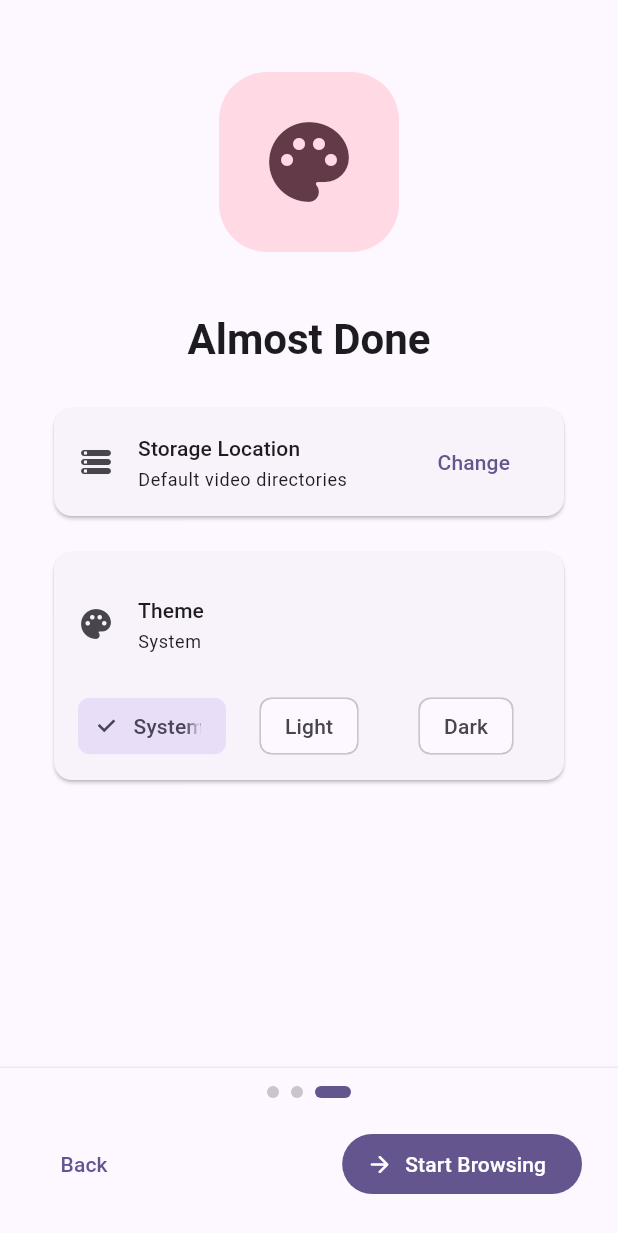
After one commit to userio12/pixelvibe, a Flutter app: the screen it shows after launch, swiped to page 3, on a phone screen of 412 x 824 dp. The commit adds this screen. Shown: the top 1233 px of the screen. Run offline on Flutter 3.47's test engine with Material 3 defaults, Android fonts, the phone set to English and light mode, and no system bars; our stand-ins replace app_links, drift, drift_flutter, file_picker, flutter_riverpod, flutter_secure_storage and 3 more; missing offline and left inert: media_kit, media_kit_video; accounts and stored records are empty; generated files the repository leaves out were written again; network calls fail.

Commit message:
Phases A-E: Fix scanning, auto-scan, silent catches, onboarding, stub cleanup
- Phase A: Fix MediaScanner.kt to return real file paths (add DATA column)
- Phase B: Auto-scan on app start after permission grant
- Phase C: Fix 5 silent catch (_) {} blocks with Logger.warning
- Phase D: Onboarding flow (Welcome -> Permission -> Finish Setup)
- Phase E: Wire empty chapter/aspect-ratio/zoom sheets, fix screenshot path

```diff
--- a/lib/core/router/app_router.dart
+++ b/lib/core/router/app_router.dart
@@ -2,8 +2,10 @@ import 'package:flutter/material.dart';
 import 'package:go_router/go_router.dart';
 import '../../presentation/network_browser/network_browser_screen.dart';
 import '../../presentation/network_browser/connection_form_screen.dart';
+import '../../presentation/onboarding/onboarding_screen.dart';
 import '../../presentation/playlist/playlist_detail_screen.dart';
 import '../../presentation/about/about_screen.dart';
+import '../../services/preferences_service.dart';
 import 'routes.dart';
 
 class AppRouter {
@@ -12,15 +14,35 @@ class AppRouter {
   final _shellNavigatorKey = GlobalKey<NavigatorState>();
 
   AppRouter({
+    required PreferencesService preferencesService,
     required Widget browseScreen,
     required Widget playlistsScreen,
     required Widget settingsScreen,
     required Widget Function(String filePath) playerScreenBuilder,
   }) {
+    final onboardingComplete = preferencesService.isOnboardingComplete();
     router = GoRouter(
       navigatorKey: _rootNavigatorKey,
-      initialLocation: Routes.browse,
+      initialLocation: onboardingComplete ? Routes.browse : Routes.onboarding,
+      redirect: (context, state) {
+        final onOnboarding = state.matchedLocation == Routes.onboarding;
+        final done = preferencesService.isOnboardingComplete();
+        if (!done && !onOnboarding) return Routes.onboarding;
+        if (done && onOnboarding) return Routes.browse;
+        return null;
+      },
       routes: [
+        GoRoute(
+          path: Routes.onboarding,
+          parentNavigatorKey: _rootNavigatorKey,
+          pageBuilder: (_, _) => CustomTransitionPage(
+            key: ValueKey(Routes.onboarding),
+            child: const OnboardingScreen(),
+            transitionsBuilder: (context, animation, secondaryAnimation, child) {
+              return FadeTransition(opacity: animation, child: child);
+            },
+          ),
+        ),
         ShellRoute(
           navigatorKey: _shellNavigatorKey,
           builder: (context, state, child) => ScaffoldWithNav(child: child),
--- a/lib/core/router/routes.dart
+++ b/lib/core/router/routes.dart
@@ -1,4 +1,5 @@
 abstract class Routes {
+  static const onboarding = '/onboarding';
   static const browse = '/browse';
   static const playlists = '/playlists';
   static const settings = '/settings';
--- a/lib/data/database/entities/video_metadata_entity.dart
+++ b/lib/data/database/entities/video_metadata_entity.dart
@@ -3,6 +3,7 @@ import 'package:drift/drift.dart';
 class VideoMetadata extends Table {
   IntColumn get id => integer().autoIncrement()();
   TextColumn get filePath => text().unique()();
+  TextColumn get contentUri => text().nullable()();
   TextColumn get title => text().nullable()();
   IntColumn get durationMs => integer().nullable()();
   IntColumn get width => integer().nullable()();
--- a/lib/domain/models/media_file.dart
+++ b/lib/domain/models/media_file.dart
@@ -9,6 +9,7 @@ class MediaFile {
   final String? thumbnailPath;
   final DateTime? lastModified;
   final bool watched;
+  final String? contentUri;
 
   const MediaFile({
     required this.path,
@@ -21,6 +22,7 @@ class MediaFile {
     this.thumbnailPath,
     this.lastModified,
     this.watched = false,
+    this.contentUri,
   });
 
   String get directory {
--- /dev/null
+++ b/lib/presentation/onboarding/onboarding_screen.dart
@@ -0,0 +1,390 @@
+import 'package:file_picker/file_picker.dart';
+import 'package:flutter/material.dart';
+import 'package:flutter_riverpod/flutter_riverpod.dart';
+import 'package:go_router/go_router.dart';
+import '../../bootstrap.dart';
+import '../../data/repositories/media_repository.dart';
+import '../../domain/services/media_scanner.dart';
+import '../../services/logger.dart';
+import '../../services/scan_service.dart';
+import '../../utils/permissions/permission_handler.dart';
+import '../settings/settings_provider.dart';
+
+class OnboardingScreen extends ConsumerStatefulWidget {
+  const OnboardingScreen({super.key});
+
+  @override
+  ConsumerState<OnboardingScreen> createState() => _OnboardingScreenState();
+}
+
+class _OnboardingScreenState extends ConsumerState<OnboardingScreen> {
+  final _pageController = PageController();
+  var _currentPage = 0;
+  var _permissionGranted = false;
+  var _storagePath = '';
+  var _scanning = false;
+
+  static const _pages = ['Welcome', 'Permission', 'Finish Setup'];
+
+  @override
+  void dispose() {
+    _pageController.dispose();
+    super.dispose();
+  }
+
+  Future<void> _requestPermission() async {
+    final granted = await requestStoragePermission();
+    if (mounted) setState(() => _permissionGranted = granted);
+  }
+
+  Future<void> _pickStorage() async {
+    final result = await FilePicker.platform.getDirectoryPath();
+    if (result != null && mounted) setState(() => _storagePath = result);
+  }
+
+  Future<void> _completeOnboarding() async {
+    final prefs = preferencesService;
+    await prefs.setOnboardingComplete();
+
+    setState(() => _scanning = true);
+
+    final granted = await requestStoragePermission();
+    if (granted) {
+      try {
+        final dao = database.videoMetadataDao;
+        final scanner = MediaScanner();
+        final scanService = ScanService();
+        final repo = MediaRepository(dao, scanner, scanService);
+        await repo.scanDevice(force: true);
+        Logger.info('Initial scan completed');
+      } catch (e) {
+        Logger.error('Initial scan failed', e);
+      }
+    }
+
+    if (mounted) context.go('/browse');
+  }
+
+  @override
+  Widget build(BuildContext context) {
+    final theme = Theme.of(context);
+    final colorScheme = theme.colorScheme;
+
+    return Scaffold(
+      body: SafeArea(
+        child: Column(
+          children: [
+            Expanded(
+              child: PageView(
+                controller: _pageController,
+                onPageChanged: (i) => setState(() => _currentPage = i),
+                children: [
+                  _buildWelcomePage(theme, colorScheme),
+                  _buildPermissionPage(theme, colorScheme),
+                  _buildFinishPage(theme, colorScheme),
+                ],
+              ),
+            ),
+            _buildBottomBar(theme, colorScheme),
+          ],
+        ),
+      ),
+    );
+  }
+
+  Widget _buildWelcomePage(ThemeData theme, ColorScheme colorScheme) {
+    return Padding(
+      padding: const EdgeInsets.symmetric(horizontal: 32),
+      child: Column(
+        mainAxisAlignment: MainAxisAlignment.center,
+        children: [
+          Container(
+            width: 120,
+            height: 120,
+            decoration: BoxDecoration(
+              color: colorScheme.primaryContainer,
+              borderRadius: BorderRadius.circular(32),
+            ),
+            child: Icon(
+              Icons.video_library_rounded,
+              size: 64,
+              color: colorScheme.onPrimaryContainer,
+            ),
+          ),
+          const SizedBox(height: 40),
+          Text(
+            'Welcome to pixelvibe',
+            style: theme.textTheme.headlineMedium?.copyWith(
+              fontWeight: FontWeight.bold,
+            ),
+            textAlign: TextAlign.center,
+          ),
+          const SizedBox(height: 16),
+          Text(
+            'Your video player. Browse, stream, and organize your media library with hardware-accelerated playback.',
+            style: theme.textTheme.bodyLarge?.copyWith(
+              color: colorScheme.onSurfaceVariant,
+            ),
+            textAlign: TextAlign.center,
+          ),
+        ],
+      ),
+    );
+  }
+
+  Widget _buildPermissionPage(ThemeData theme, ColorScheme colorScheme) {
+    return Padding(
+      padding: const EdgeInsets.symmetric(horizontal: 32),
+      child: Column(
+        mainAxisAlignment: MainAxisAlignment.center,
+        children: [
+          Container(
+            width: 120,
+            height: 120,
+            decoration: BoxDecoration(
+              color: _permissionGranted
+                  ? colorScheme.primaryContainer
+                  : colorScheme.errorContainer,
+              borderRadius: BorderRadius.circular(32),
+            ),
+            child: Icon(
+              _permissionGranted
+                  ? Icons.folder_rounded
+                  : Icons.folder_open_rounded,
+              size: 64,
+              color: _permissionGranted
+                  ? colorScheme.onPrimaryContainer
+                  : colorScheme.onErrorContainer,
+            ),
+          ),
+          const SizedBox(height: 40),
+          Text(
+            'Access Your Videos',
+            style: theme.textTheme.headlineMedium?.copyWith(
+              fontWeight: FontWeight.bold,
+            ),
+            textAlign: TextAlign.center,
+          ),
+          const SizedBox(height: 16),
+          Text(
+            'pixelvibe needs access to your video files to build your media library. Your videos stay on your device.',
+            style: theme.textTheme.bodyLarge?.copyWith(
+              color: colorScheme.onSurfaceVariant,
+            ),
+            textAlign: TextAlign.center,
+          ),
+          const SizedBox(height: 32),
+          FilledButton.icon(
+            onPressed: _requestPermission,
+            icon: Icon(_permissionGranted ? Icons.check : Icons.shield_rounded),
+            label: Text(_permissionGranted ? 'Access Granted' : 'Grant Access'),
+          ),
+          if (_permissionGranted)
+            Padding(
+              padding: const EdgeInsets.only(top: 12),
+              child: Text(
+                'Video access granted!',
+                style: theme.textTheme.bodyMedium?.copyWith(
+                  color: colorScheme.primary,
+                ),
+              ),
+            ),
+        ],
+      ),
+    );
+  }
+
+  Widget _buildFinishPage(ThemeData theme, ColorScheme colorScheme) {
+    return SingleChildScrollView(
+      padding: const EdgeInsets.symmetric(horizontal: 32),
+      child: Column(
+        mainAxisAlignment: MainAxisAlignment.center,
+        children: [
+          const SizedBox(height: 48),
+          Container(
+            width: 120,
+            height: 120,
+            decoration: BoxDecoration(
+              color: colorScheme.tertiaryContainer,
+              borderRadius: BorderRadius.circular(32),
+            ),
+            child: Icon(
+              Icons.palette_rounded,
+              size: 64,
+              color: colorScheme.onTertiaryContainer,
+            ),
+          ),
+          const SizedBox(height: 40),
+          Text(
+            'Almost Done',
+            style: theme.textTheme.headlineMedium?.copyWith(
+              fontWeight: FontWeight.bold,
+            ),
+            textAlign: TextAlign.center,
+          ),
+          const SizedBox(height: 24),
+
+          // Storage location
+          _buildSection(
+            theme,
+            Icons.storage_rounded,
+            'Storage Location',
+            _storagePath.isEmpty
+                ? 'Default video directories'
+                : _storagePath,
+            'Change',
+            _pickStorage,
+          ),
+          const SizedBox(height: 16),
+
+          // Theme selector
+          _buildThemeSection(theme, colorScheme),
+          const SizedBox(height: 32),
+        ],
+      ),
+    );
+  }
+
+  Widget _buildSection(
+    ThemeData theme,
+    IconData icon,
+    String title,
+    String value,
+    String actionLabel,
+    VoidCallback onAction,
+  ) {
+    return Card(
+      child: ListTile(
+        leading: Icon(icon),
+        title: Text(title, style: theme.textTheme.titleSmall),
+        subtitle: Text(value, style: theme.textTheme.bodySmall),
+        trailing: TextButton(onPressed: onAction, child: Text(actionLabel)),
+      ),
+    );
+  }
+
+  Widget _buildThemeSection(ThemeData theme, ColorScheme colorScheme) {
+    final currentTheme = ref.watch(themeModeProvider);
+
+    return Card(
+      child: Padding(
+        padding: const EdgeInsets.symmetric(horizontal: 16, vertical: 12),
+        child: Column(
+          crossAxisAlignment: CrossAxisAlignment.start,
+          children: [
+            ListTile(
+              leading: const Icon(Icons.palette_rounded),
+              title: Text('Theme', style: theme.textTheme.titleSmall),
+              subtitle: Text(_themeLabel(currentTheme), style: theme.textTheme.bodySmall),
+              contentPadding: EdgeInsets.zero,
+            ),
+            const SizedBox(height: 8),
+            Row(
+              children: ThemeMode.values.map((mode) {
+                final selected = currentTheme == mode;
+                return Expanded(
+                  child: Padding(
+                    padding: EdgeInsets.only(
+                      left: mode == ThemeMode.values.first ? 0 : 4,
+                      right: mode == ThemeMode.values.last ? 0 : 4,
+                    ),
+                    child: FilterChip(
+                      label: Text(_themeLabel(mode)),
+                      selected: selected,
+                      onSelected: (_) {
+                        ref.read(themeModeProvider.notifier).update(mode);
+                      },
+                    ),
+                  ),
+                );
+              }).toList(),
+            ),
+          ],
+        ),
+      ),
+    );
+  }
+
+  String _themeLabel(ThemeMode mode) {
+    switch (mode) {
+      case ThemeMode.system:
+        return 'System';
+      case ThemeMode.light:
+        return 'Light';
+      case ThemeMode.dark:
+        return 'Dark';
+    }
+  }
+
+  Widget _buildBottomBar(ThemeData theme, ColorScheme colorScheme) {
+    return Container(
+      padding: const EdgeInsets.fromLTRB(24, 12, 24, 24),
+      decoration: BoxDecoration(
+        border: Border(
+          top: BorderSide(color: colorScheme.outlineVariant.withValues(alpha: 0.3)),
+        ),
+      ),
+      child: Column(
+        mainAxisSize: MainAxisSize.min,
+        children: [
+          // Page indicator
+          Row(
+            mainAxisAlignment: MainAxisAlignment.center,
+            children: List.generate(_pages.length, (i) {
+              return AnimatedContainer(
+                duration: const Duration(milliseconds: 250),
+                margin: const EdgeInsets.symmetric(horizontal: 4),
+                width: _currentPage == i ? 24 : 8,
+                height: 8,
+                decoration: BoxDecoration(
+                  color: _currentPage == i
+                      ? colorScheme.primary
+                      : colorScheme.outlineVariant,
+                  borderRadius: BorderRadius.circular(4),
+                ),
+              );
+            }),
+          ),
+          const SizedBox(height: 20),
+
+          // Buttons
+          Row(
+            children: [
+              if (_currentPage > 0)
+                TextButton(
+                  onPressed: () => _pageController.previousPage(
+                    duration: const Duration(milliseconds: 300),
+                    curve: Curves.easeInOut,
+                  ),
+                  child: const Text('Back'),
+                ),
+              if (_currentPage > 0) const Spacer(),
+              _currentPage < _pages.length - 1
+                  ? FilledButton(
+                      onPressed: () => _pageController.nextPage(
+                        duration: const Duration(milliseconds: 300),
+                        curve: Curves.easeInOut,
+                      ),
+                      child: const Text('Continue'),
+                    )
+                  : FilledButton.icon(
+                      onPressed: _scanning ? null : _completeOnboarding,
+                      icon: _scanning
+                          ? const SizedBox(
+                              width: 18,
+                              height: 18,
+                              child: CircularProgressIndicator(
+                                strokeWidth: 2,
+                                color: Colors.white,
+                              ),
+                            )
+                          : const Icon(Icons.arrow_forward_rounded),
+                      label: Text(_scanning ? 'Scanning...' : 'Start Browsing'),
+                    ),
+            ],
+          ),
+        ],
+      ),
+    );
+  }
+}
--- a/lib/presentation/player/control_layout_provider.dart
+++ b/lib/presentation/player/control_layout_provider.dart
@@ -1,5 +1,6 @@
 import 'package:flutter_riverpod/flutter_riverpod.dart';
 import '../../core/di/providers.dart';
+import '../../services/logger.dart';
 import 'player_button.dart';
 
 final controlLayoutProvider =
@@ -35,7 +36,8 @@ class ControlLayoutNotifier extends Notifier<ControlLayoutState> {
     return csv.split(',').map((s) {
       try {
         return PlayerButton.values.firstWhere((b) => b.name == s.trim());
-      } catch (_) {
+      } catch (e) {
+        Logger.warning('Unknown player button: ${s.trim()}', e);
         return PlayerButton.backArrow;
       }
     }).toList();
--- a/lib/presentation/player/widgets/audio_track_sheet.dart
+++ b/lib/presentation/player/widgets/audio_track_sheet.dart
@@ -4,6 +4,7 @@ import 'package:flutter/material.dart';
 import 'package:flutter_riverpod/flutter_riverpod.dart';
 import 'package:media_kit/media_kit.dart';
 import '../player_provider.dart';
+import '../../../services/logger.dart';
 
 const _audioExtensions = {'aac', 'mka', 'mp3', 'flac', 'ogg', 'opus', 'wav', 'ac3', 'eac3', 'dts', 'm4a', 'wma'};
 
@@ -39,7 +40,8 @@ class _AudioTrackSheetState extends ConsumerState<AudioTrackSheet> {
             .toList();
         _loadingExternal = false;
       });
-    } catch (_) {
+    } catch (e) {
+      Logger.warning('Failed to list audio files', e);
       if (mounted) setState(() => _loadingExternal = false);
     }
   }
--- a/lib/services/preferences_service.dart
+++ b/lib/services/preferences_service.dart
@@ -240,6 +240,11 @@ class PreferencesService {
   bool getHrSeek() => _prefs.getBool(_hrSeek) ?? true;
   Future<void> setHrSeek(bool v) => _prefs.setBool(_hrSeek, v);
 
+  // Onboarding
+  static const _onboardingComplete = 'onboarding_complete';
+  bool isOnboardingComplete() => _prefs.getBool(_onboardingComplete) ?? false;
+  Future<void> setOnboardingComplete() => _prefs.setBool(_onboardingComplete, true);
+
   // MPV profiles
   static const _mpvActiveProfile = 'mpv_active_profile';
   String getMpvActiveProfile() => _prefs.getString(_mpvActiveProfile) ?? 'Default';
```
Also changed, not shown: lib/app.dart (+18 -0 lines), lib/data/database/app_database.dart (+4 -3 lines), lib/data/repositories/media_repository.dart (+20 -9 lines), lib/domain/services/media_scanner.dart (+8 -7 lines), lib/presentation/player/player_screen.dart (+91 -7 lines), lib/presentation/player/widgets/player_more_sheet.dart (+5 -3 lines), lib/data/database/app_database.g.dart, 3 other files.
